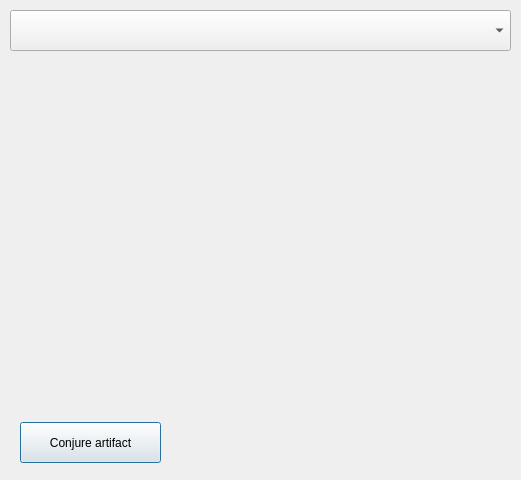
First picture: the form in QMoMDialogs/DialogAddArtifact.ui, repository jbalcomb/MoM-RTGT, before the edit.
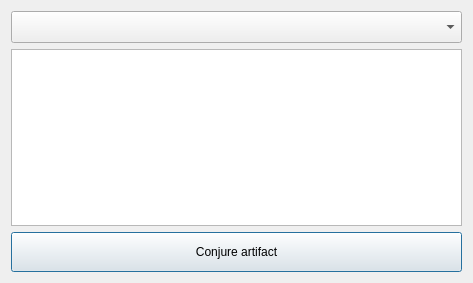
Second picture: the form after the edit. Icons and pictures are not drawn.

Commit message: Finished Conjure Artifact Dialog

Diff of the .ui file:
```diff
--- a/QMoMDialogs/DialogAddArtifact.ui
+++ b/QMoMDialogs/DialogAddArtifact.ui
@@ -6,36 +6,60 @@
    <rect>
     <x>0</x>
     <y>0</y>
-    <width>521</width>
-    <height>480</height>
+    <width>473</width>
+    <height>283</height>
    </rect>
   </property>
   <property name="windowTitle">
    <string>Dialog</string>
   </property>
-  <widget class="QPushButton" name="pushButton_AddArtifact">
-   <property name="geometry">
-    <rect>
-     <x>20</x>
-     <y>422</y>
-     <width>141</width>
-     <height>41</height>
-    </rect>
-   </property>
-   <property name="text">
-    <string>Conjure artifact</string>
-   </property>
-  </widget>
-  <widget class="QComboBox" name="comboBox_Artifacts">
-   <property name="geometry">
-    <rect>
-     <x>10</x>
-     <y>10</y>
-     <width>501</width>
-     <height>41</height>
-    </rect>
-   </property>
-  </widget>
+  <layout class="QVBoxLayout" name="verticalLayout">
+   <item>
+    <widget class="QComboBox" name="comboBox_Artifacts">
+     <property name="minimumSize">
+      <size>
+       <width>0</width>
+       <height>32</height>
+      </size>
+     </property>
+     <property name="maxVisibleItems">
+      <number>250</number>
+     </property>
+     <property name="iconSize">
+      <size>
+       <width>32</width>
+       <height>32</height>
+      </size>
+     </property>
+    </widget>
+   </item>
+   <item>
+    <widget class="QGraphicsView" name="graphicsView"/>
+   </item>
+   <item>
+    <widget class="QPushButton" name="pushButton_AddArtifact">
+     <property name="minimumSize">
+      <size>
+       <width>0</width>
+       <height>40</height>
+      </size>
+     </property>
+     <property name="text">
+      <string>Conjure artifact</string>
+     </property>
+     <property name="icon">
+      <iconset resource="../Resources/InteractiveGameTweaker.qrc">
+       <normaloff>:/heroes/yramrag.gif</normaloff>:/heroes/yramrag.gif</iconset>
+     </property>
+     <property name="iconSize">
+      <size>
+       <width>32</width>
+       <height>32</height>
+      </size>
+     </property>
+    </widget>
+   </item>
+  </layout>
  </widget>
  <resources/>
  <connections/>
```
Left out of the diff: 6 changed lines with no effect on the pictures. The commit also changes 3 other files.
